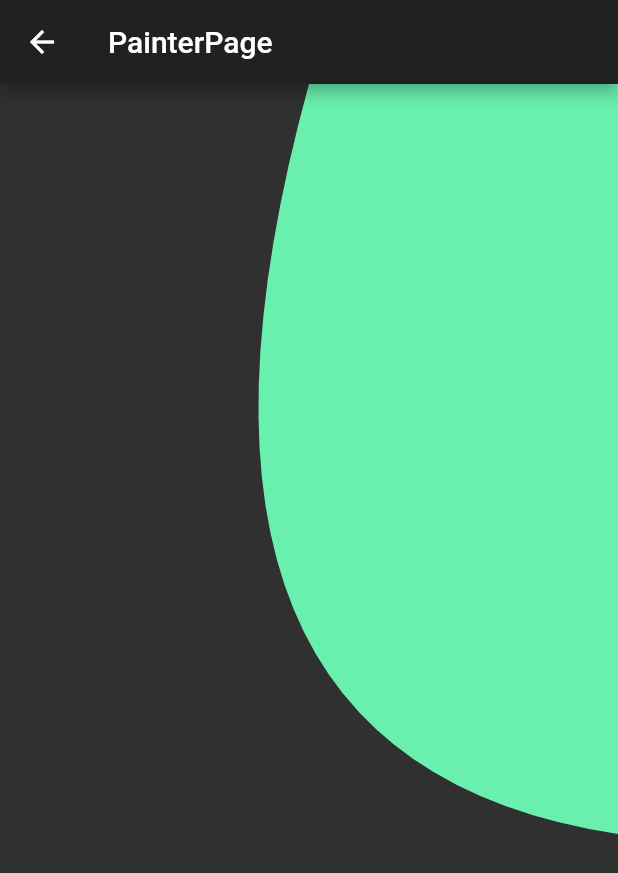
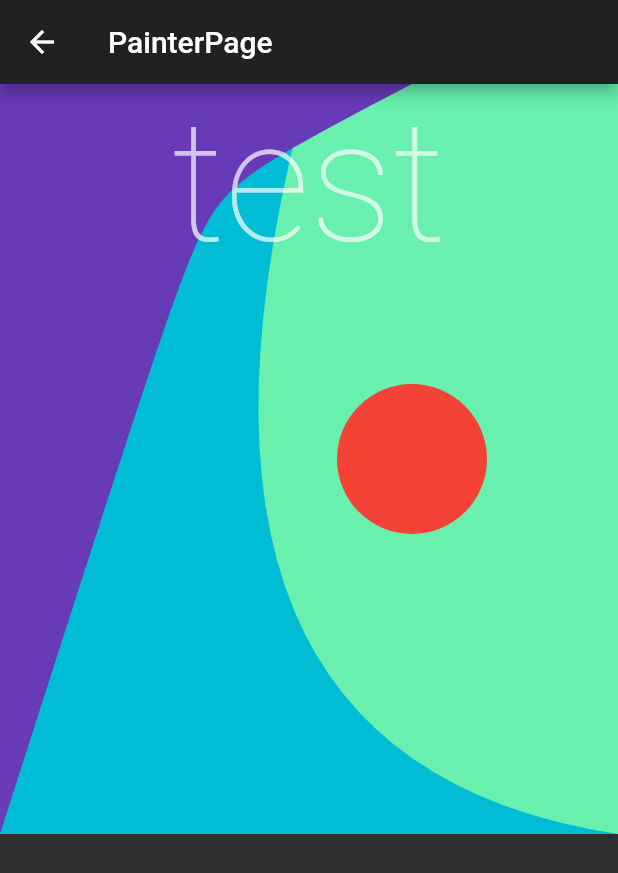
Before and after one commit to Clemalfroy/CheatBook, a Flutter app: the screen it shows after launch, after a tap on "/painterPage", on a phone screen of 412 x 824 dp. Shown: the top 873 px of the screen. Run offline on Flutter 3.47's test engine with Material 2 defaults, Android fonts, the phone set to English and light mode, and no system bars; our stand-ins replace flare_flutter; network calls fail.

Commit message:
PainterPage: painter with animation

```diff
--- a/lib/src/PainterPage.dart
+++ b/lib/src/PainterPage.dart
@@ -1,36 +1,93 @@
 import 'package:flutter/material.dart';
 
-class PainterPage extends StatelessWidget {
+class PainterPage extends StatefulWidget {
+  @override
+  PainterPageState createState() {
+    return new PainterPageState();
+  }
+}
+
+class PainterPageState extends State<PainterPage>
+    with TickerProviderStateMixin {
+  AnimationController _animationController;
+
+  Animation _circleColor;
+
+  @override
+  void initState() {
+    super.initState();
+    _animationController =
+        AnimationController(vsync: this, duration: Duration(milliseconds: 800));
+    _circleColor = ColorTween(begin: Colors.blue, end: Colors.red).animate(
+        CurvedAnimation(parent: _animationController, curve: Curves.easeIn));
+    _animationController.forward();
+  }
+
+  @override
+  void dispose() {
+    super.dispose();
+    _animationController.dispose();
+  }
+
   @override
   Widget build(BuildContext context) {
     return Scaffold(
       appBar: AppBar(
         title: Text('PainterPage'),
       ),
-      body: CustomPaint(
-        painter: FirstPainter(),
-        child: Container(
-          height: 500,
-        ),
+      body: Stack(
+        children: <Widget>[
+          AnimatedBuilder(
+            animation: _circleColor,
+            builder: (context, widget) {
+              return CustomPaint(
+                painter: FirstPainter(_circleColor.value),
+                child: Container(
+                  height: 500,
+                ),
+              );
+            },
+          ),
+          Align(
+              alignment: Alignment.topCenter,
+              child: Text(
+                'test',
+                style: Theme.of(context).textTheme.display4,
+              ))
+        ],
       ),
     );
   }
 }
 
 class FirstPainter extends CustomPainter {
+  final Color circleColor;
+
+  FirstPainter(this.circleColor);
+
   @override
   void paint(Canvas canvas, Size size) {
-    Paint paint = Paint()..color = Colors.greenAccent;
-    Path curvyPath = Path()
+    Paint paint = Paint()..color = Colors.cyan;
+    canvas.drawRect(Rect.fromLTWH(0, 0, size.width, size.height), paint);
+    paint.color = Colors.greenAccent;
+    Path greenPath = Path()
       ..moveTo(size.width / 2, 0)
       ..quadraticBezierTo(
           size.width * 0.2, size.height * 0.9, size.width, size.height)
       ..lineTo(size.width, 0);
-    canvas.drawPath(curvyPath, paint);
+    canvas.drawPath(greenPath, paint);
+    paint.color = Colors.deepPurple;
+    Path cyanPath = Path()
+      ..lineTo(0, size.height)
+      ..conicTo(size.width / 3, size.height / 7, size.width / 1.5, 0, 7)
+      ..close();
+    canvas.drawPath(cyanPath, paint);
+    paint.color = circleColor;
+    canvas.drawCircle(Offset(size.width / 1.5, size.height / 2), 50, paint);
   }
 
   @override
-  bool shouldRepaint(CustomPainter oldDelegate) {
-    return oldDelegate != this;
+  bool shouldRepaint(FirstPainter oldDelegate) {
+    return oldDelegate.circleColor != circleColor;
   }
 }
```
